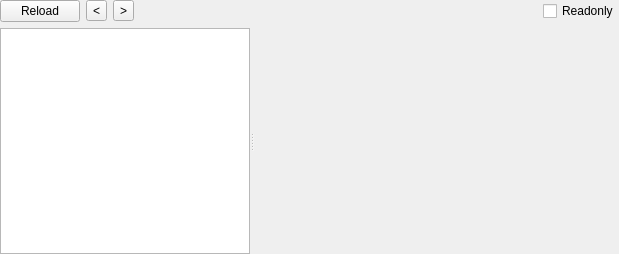
Old version of the form NE/newidget.ui in the repository horsicq/FormatWidgets.
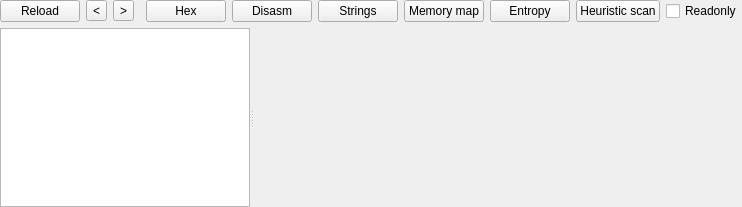
New version of the form. The open tabs and pages were chosen to show the change. Custom widgets are drawn as their Qt base class.

```diff
--- a/NE/newidget.ui
+++ b/NE/newidget.ui
@@ -6,8 +6,8 @@
    <rect>
     <x>0</x>
     <y>0</y>
-    <width>619</width>
-    <height>254</height>
+    <width>742</width>
+    <height>207</height>
    </rect>
   </property>
   <property name="windowTitle">
@@ -65,6 +65,48 @@
        </property>
       </spacer>
      </item>
+     <item>
+      <widget class="QPushButton" name="pushButtonHex">
+       <property name="text">
+        <string>Hex</string>
+       </property>
+      </widget>
+     </item>
+     <item>
+      <widget class="QPushButton" name="pushButtonDisasm">
+       <property name="text">
+        <string>Disasm</string>
+       </property>
+      </widget>
+     </item>
+     <item>
+      <widget class="QPushButton" name="pushButtonStrings">
+       <property name="text">
+        <string>Strings</string>
+       </property>
+      </widget>
+     </item>
+     <item>
+      <widget class="QPushButton" name="pushButtonMemoryMap">
+       <property name="text">
+        <string>Memory map</string>
+       </property>
+      </widget>
+     </item>
+     <item>
+      <widget class="QPushButton" name="pushButtonEntropy">
+       <property name="text">
+        <string>Entropy</string>
+       </property>
+      </widget>
+     </item>
+     <item>
+      <widget class="QPushButton" name="pushButtonHeuristicScan">
+       <property name="text">
+        <string>Heuristic scan</string>
+       </property>
+      </widget>
+     </item>
      <item>
       <widget class="QCheckBox" name="checkBoxReadonly">
        <property name="text">
@@ -143,6 +185,25 @@
         </item>
        </layout>
       </widget>
+      <widget class="QWidget" name="page_Hash">
+       <layout class="QVBoxLayout" name="verticalLayout_11">
+        <property name="leftMargin">
+         <number>0</number>
+        </property>
+        <property name="topMargin">
+         <number>0</number>
+        </property>
+        <property name="rightMargin">
+         <number>0</number>
+        </property>
+        <property name="bottomMargin">
+         <number>0</number>
+        </property>
+        <item>
+         <widget class="XHashWidget" name="widgetHash" native="true"/>
+        </item>
+       </layout>
+      </widget>
       <widget class="QWidget" name="page_Strings">
        <layout class="QVBoxLayout" name="verticalLayout_6">
         <property name="leftMargin">
@@ -385,6 +446,18 @@
    <header>xmultidisasmwidget.h</header>
    <container>1</container>
   </customwidget>
+  <customwidget>
+   <class>XHashWidget</class>
+   <extends>QWidget</extends>
+   <header>xhashwidget.h</header>
+   <container>1</container>
+  </customwidget>
+  <customwidget>
+   <class>SearchSignaturesWidget</class>
+   <extends>QWidget</extends>
+   <header>searchsignatureswidget.h</header>
+   <container>1</container>
+  </customwidget>
  </customwidgets>
  <resources/>
  <connections/>
```
Left out of the diff: 19 changed lines with no effect on the pictures.
